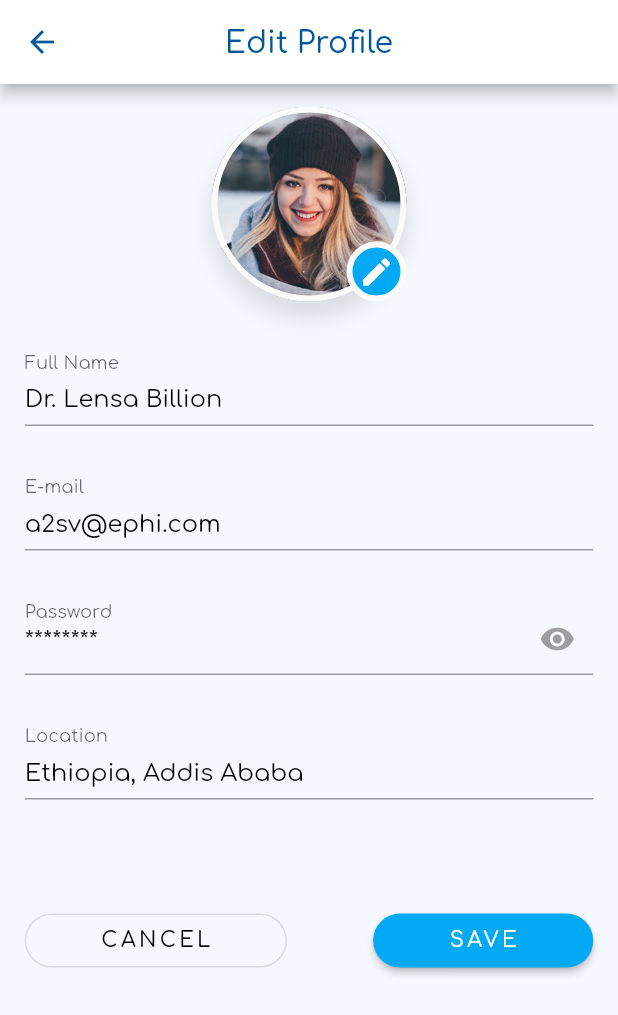
After one commit to RealEskalate/TrackSym, a Flutter app: the ProfilePage screen opened directly, on a phone screen of 412 x 824 dp. The commit adds this screen. Shown: the top 1015 px of the screen. Run offline on Flutter 3.47's test engine with Material 2 defaults, Android fonts, the phone set to English and light mode, and no system bars; our stand-ins replace charts_flutter, date_picker_timeline, fl_chart, retry, shared_preferences; missing offline and left inert: dart:ffi; accounts and stored records are empty.

Commit message:
[mobile] Implement edit profile page

```diff
--- /dev/null
+++ b/ephi_healthcare_worker_app/lib/pages/profile/profilePage.dart
@@ -0,0 +1,171 @@
+import 'package:ephi_healthcare_worker_app/pages/home/homePage.dart';
+import 'package:ephi_healthcare_worker_app/widgets/hexColorGenerator.dart';
+import 'package:flutter/material.dart';
+
+class ProfilePage extends StatefulWidget {
+  @override
+  _ProfilePageState createState() => _ProfilePageState();
+}
+
+class _ProfilePageState extends State<ProfilePage> {
+  @override
+  Widget build(BuildContext context) {
+    Size size = MediaQuery.of(context).size;
+    return Scaffold(
+      appBar: PreferredSize(
+        preferredSize: Size.fromHeight(size.height * 0.068),
+        child: AppBar(
+          centerTitle: true,
+          backgroundColor: Colors.white,
+          iconTheme: new IconThemeData(
+            color: Colors.lightBlue[900],
+          ),
+          title: Text(
+            "Edit Profile",
+            style: TextStyle(
+              color: Colors.lightBlue[900],
+            ),
+          ),
+          // actions: <Widget>[
+          //   IconButton(
+          //     icon: Icon(
+          //       Icons.refresh,
+          //       color: Colors.lightBlue[900],
+          //     ),
+          //     onPressed: () {},
+          //   )
+          // ]
+        ),
+      ),
+      body: Container(
+        color: HexColor("#F5F9FF"),
+        child: ListView(
+          padding: EdgeInsets.symmetric(horizontal: size.width * 0.04),
+          children: [
+            SizedBox(
+              height: 15,
+            ),
+            Center(
+              child: Stack(
+                children: [
+                  Container(
+                    width: 130,
+                    height: 130,
+                    decoration: BoxDecoration(
+                        border: Border.all(
+                            width: 4,
+                            color: Theme.of(context).scaffoldBackgroundColor),
+                        boxShadow: [
+                          BoxShadow(
+                              spreadRadius: 2,
+                              blurRadius: 10,
+                              color: Colors.black.withOpacity(0.1),
+                              offset: Offset(0, 10))
+                        ],
+                        shape: BoxShape.circle,
+                        image: DecorationImage(
+                            fit: BoxFit.cover,
+                            image: AssetImage('assets/images/user1.jpg'))),
+                  ),
+                  Positioned(
+                      bottom: 0,
+                      right: 0,
+                      child: Container(
+                        height: 40,
+                        width: 40,
+                        decoration: BoxDecoration(
+                          shape: BoxShape.circle,
+                          border: Border.all(
+                            width: 4,
+                            color: Theme.of(context).scaffoldBackgroundColor,
+                          ),
+                          color: Colors.lightBlue,
+                        ),
+                        child: Icon(
+                          Icons.edit,
+                          color: Colors.white,
+                        ),
+                      )),
+                ],
+              ),
+            ),
+            SizedBox(
+              height: 35,
+            ),
+            buildTextField("Full Name", "Dr. Lensa Billion", false),
+            buildTextField("E-mail", "a2sv@ephi.com", false),
+            buildTextField("Password", "********", true),
+            buildTextField("Location", "Ethiopia, Addis Ababa", false),
+            SizedBox(
+              height: 35,
+            ),
+            Row(
+              mainAxisAlignment: MainAxisAlignment.spaceBetween,
+              children: [
+                OutlineButton(
+                  padding: EdgeInsets.symmetric(horizontal: 50),
+                  shape: RoundedRectangleBorder(
+                      borderRadius: BorderRadius.circular(20)),
+                  onPressed: () {
+                    Navigator.pop(context);
+                  },
+                  child: Text("CANCEL",
+                      style: TextStyle(
+                          fontSize: 14,
+                          letterSpacing: 2.2,
+                          color: Colors.black)),
+                ),
+                RaisedButton(
+                  onPressed: () {},
+                  color: Colors.lightBlue,
+                  padding: EdgeInsets.symmetric(horizontal: 50),
+                  elevation: 2,
+                  shape: RoundedRectangleBorder(
+                      borderRadius: BorderRadius.circular(20)),
+                  child: Text(
+                    "SAVE",
+                    style: TextStyle(
+                        fontSize: 14, letterSpacing: 2.2, color: Colors.white),
+                  ),
+                )
+              ],
+            )
+          ],
+        ),
+      ),
+    );
+  }
+
+  Widget buildTextField(
+      String labelText, String placeholder, bool isPasswordTextField) {
+    bool showPassword = false;
+    return Padding(
+      padding: const EdgeInsets.only(bottom: 35.0),
+      child: TextField(
+        obscureText: isPasswordTextField ? showPassword : false,
+        decoration: InputDecoration(
+            suffixIcon: isPasswordTextField
+                ? IconButton(
+                    onPressed: () {
+                      setState(() {
+                        showPassword = !showPassword;
+                      });
+                    },
+                    icon: Icon(
+                      Icons.remove_red_eye,
+                      color: Colors.grey,
+                    ),
+                  )
+                : null,
+            contentPadding: EdgeInsets.only(bottom: 3),
+            labelText: labelText,
+            floatingLabelBehavior: FloatingLabelBehavior.always,
+            hintText: placeholder,
+            hintStyle: TextStyle(
+              fontSize: 16,
+              color: Colors.black,
+            )),
+      ),
+    );
+  }
+}
--- a/ephi_healthcare_worker_app/lib/widgets/drawer.dart
+++ b/ephi_healthcare_worker_app/lib/widgets/drawer.dart
@@ -1,3 +1,4 @@
+import 'package:ephi_healthcare_worker_app/pages/profile/profilePage.dart';
 import 'package:flutter/cupertino.dart';
 import 'package:flutter/material.dart';
 import 'dart:ui';
@@ -119,6 +120,12 @@ Widget _createDrawerItem(
         case "Settings":
           break;
         case "Profile":
+          Navigator.push(
+            context,
+            MaterialPageRoute(
+              builder: (_) => ProfilePage(),
+            ),
+          );
           break;
         case "Logout":
           Navigator.push(
```
